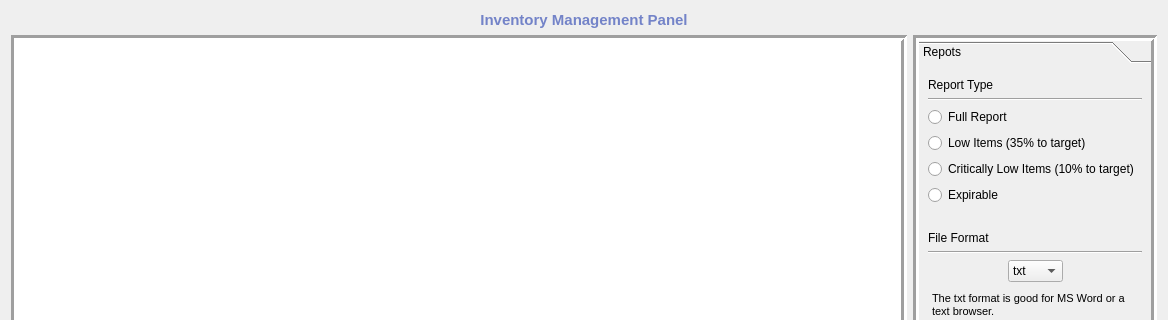
rbaker26/BigBlueBox, file src/reportsView.ui: the form before one commit; both pictures show x 0 to 1168 and y 0 to 320 of the 1168 by 615 pixel window.
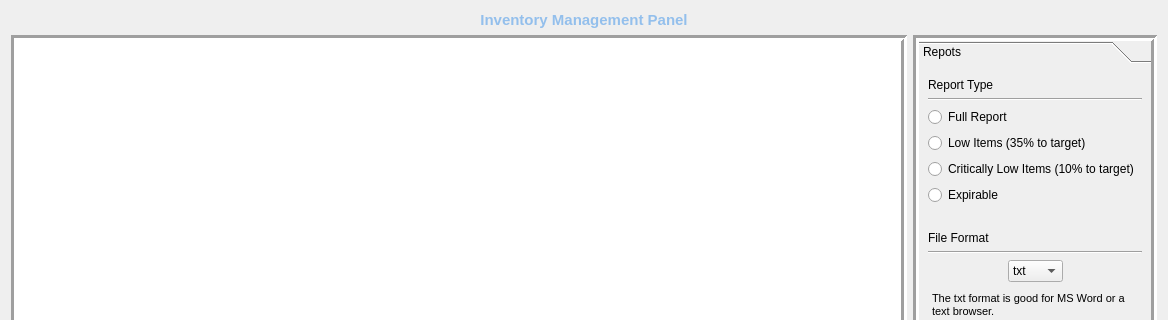
The form after the commit.

Patch:
```diff
--- a/src/reportsView.ui
+++ b/src/reportsView.ui
@@ -40,7 +40,7 @@
         <enum>QFrame::NoFrame</enum>
        </property>
        <property name="text">
-        <string>&lt;html&gt;&lt;head/&gt;&lt;body&gt;&lt;p align=&quot;center&quot;&gt;&lt;span style=&quot; font-size:11pt; font-weight:600; color:#7383c8;&quot;&gt;Inventory Management Panel&lt;/span&gt;&lt;/p&gt;&lt;/body&gt;&lt;/html&gt;</string>
+        <string>&lt;html&gt;&lt;head/&gt;&lt;body&gt;&lt;p align=&quot;center&quot;&gt;&lt;span style=&quot; font-size:11pt; font-weight:600; color:#93bfec;&quot;&gt;Inventory Management Panel&lt;/span&gt;&lt;/p&gt;&lt;/body&gt;&lt;/html&gt;</string>
        </property>
        <property name="textFormat">
         <enum>Qt::RichText</enum>
```
